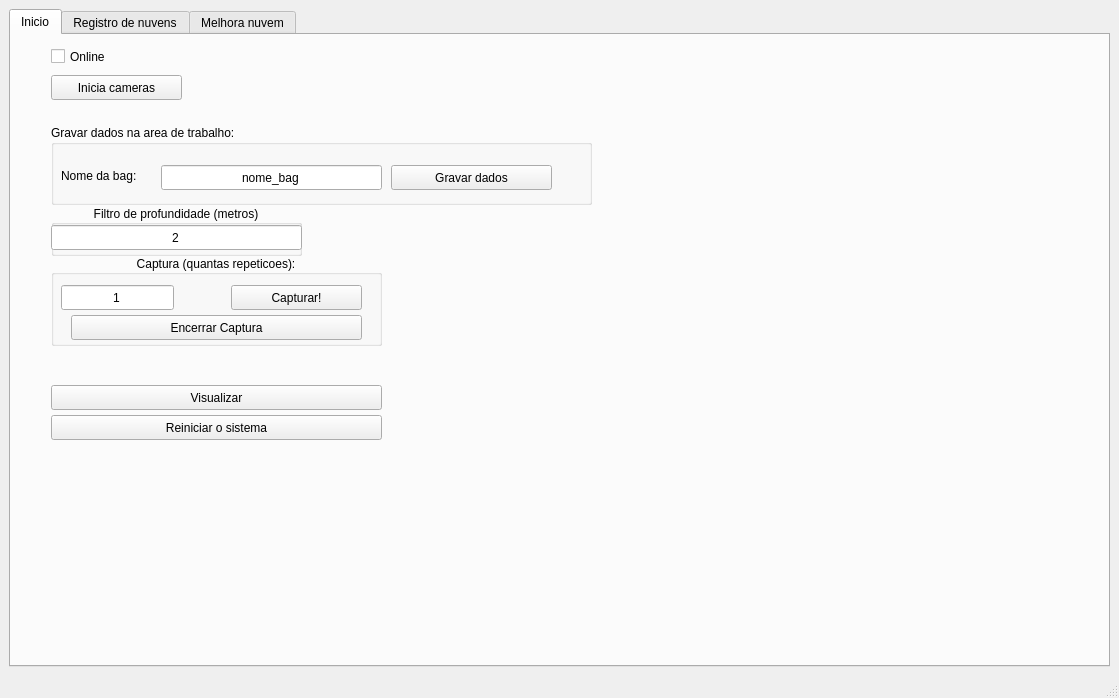
First picture: the form in handset_gui/ui/main_window.ui, repository viniciusvidal2/Cameras_GRIn, before the edit.
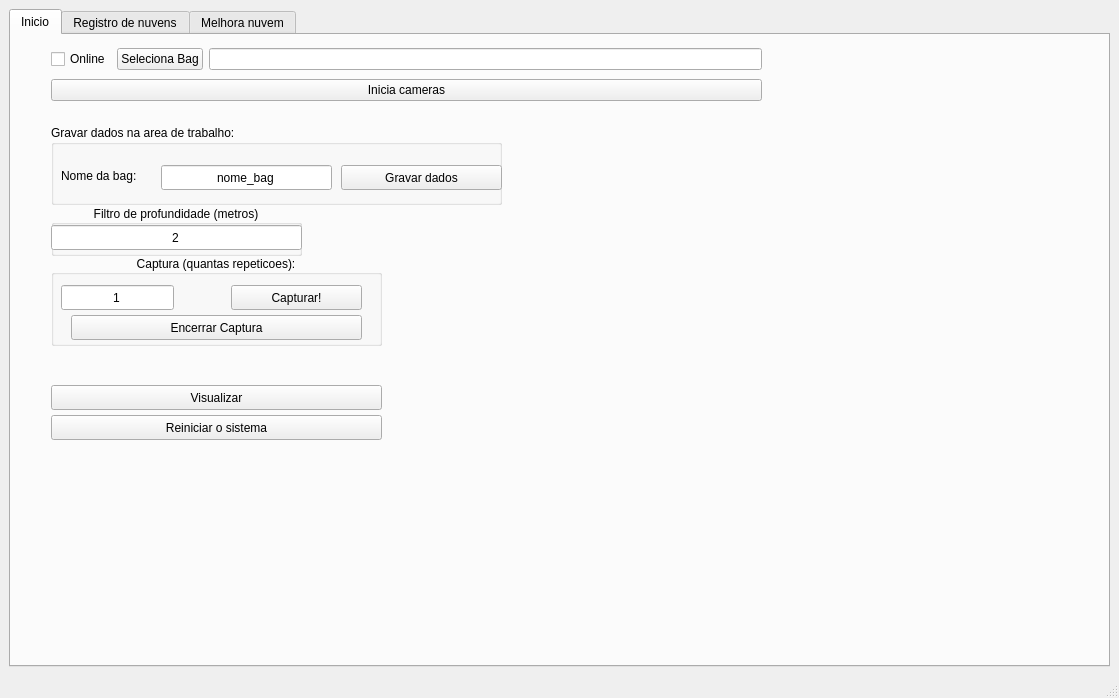
Second picture: the form after the edit. Icons and pictures are not drawn.

Diff of the .ui file:
```diff
--- a/handset_gui/ui/main_window.ui
+++ b/handset_gui/ui/main_window.ui
@@ -40,19 +40,6 @@
        <attribute name="title">
         <string>Inicio</string>
        </attribute>
-       <widget class="QPushButton" name="pushButton_inicio">
-        <property name="geometry">
-         <rect>
-          <x>40</x>
-          <y>40</y>
-          <width>131</width>
-          <height>25</height>
-         </rect>
-        </property>
-        <property name="text">
-         <string>Inicia cameras</string>
-        </property>
-       </widget>
        <widget class="QGroupBox" name="groupBox_captura">
         <property name="geometry">
          <rect>
@@ -175,19 +162,6 @@
          <string>Reiniciar o sistema</string>
         </property>
        </widget>
-       <widget class="QCheckBox" name="checkBox_online">
-        <property name="geometry">
-         <rect>
-          <x>40</x>
-          <y>10</y>
-          <width>131</width>
-          <height>23</height>
-         </rect>
-        </property>
-        <property name="text">
-         <string>Online</string>
-        </property>
-       </widget>
        <widget class="QGroupBox" name="groupBox_gravardados">
         <property name="enabled">
          <bool>true</bool>
@@ -196,7 +170,7 @@
          <rect>
           <x>40</x>
           <y>90</y>
-          <width>541</width>
+          <width>451</width>
           <height>80</height>
          </rect>
         </property>
@@ -206,7 +180,7 @@
         <widget class="QPushButton" name="pushButton_gravardados">
          <property name="geometry">
           <rect>
-           <x>340</x>
+           <x>290</x>
            <y>40</y>
            <width>161</width>
            <height>25</height>
@@ -234,7 +208,7 @@
           <rect>
            <x>110</x>
            <y>40</y>
-           <width>221</width>
+           <width>171</width>
            <height>25</height>
           </rect>
          </property>
@@ -246,6 +220,46 @@
          </property>
         </widget>
        </widget>
+       <widget class="QWidget" name="verticalLayoutWidget">
+        <property name="geometry">
+         <rect>
+          <x>40</x>
+          <y>10</y>
+          <width>711</width>
+          <height>61</height>
+         </rect>
+        </property>
+        <layout class="QVBoxLayout" name="verticalLayout">
+         <item>
+          <layout class="QHBoxLayout" name="horizontalLayout_5">
+           <item>
+            <widget class="QCheckBox" name="checkBox_online">
+             <property name="text">
+              <string>Online</string>
+             </property>
+            </widget>
+           </item>
+           <item>
+            <widget class="QPushButton" name="pushButton_selecionabag">
+             <property name="text">
+              <string>Seleciona Bag</string>
+             </property>
+            </widget>
+           </item>
+           <item>
+            <widget class="QLineEdit" name="lineEdit_nomeplaybag"/>
+           </item>
+          </layout>
+         </item>
+         <item>
+          <widget class="QPushButton" name="pushButton_inicio">
+           <property name="text">
+            <string>Inicia cameras</string>
+           </property>
+          </widget>
+         </item>
+        </layout>
+       </widget>
       </widget>
       <widget class="QWidget" name="tab_registra">
        <attribute name="title">
```
